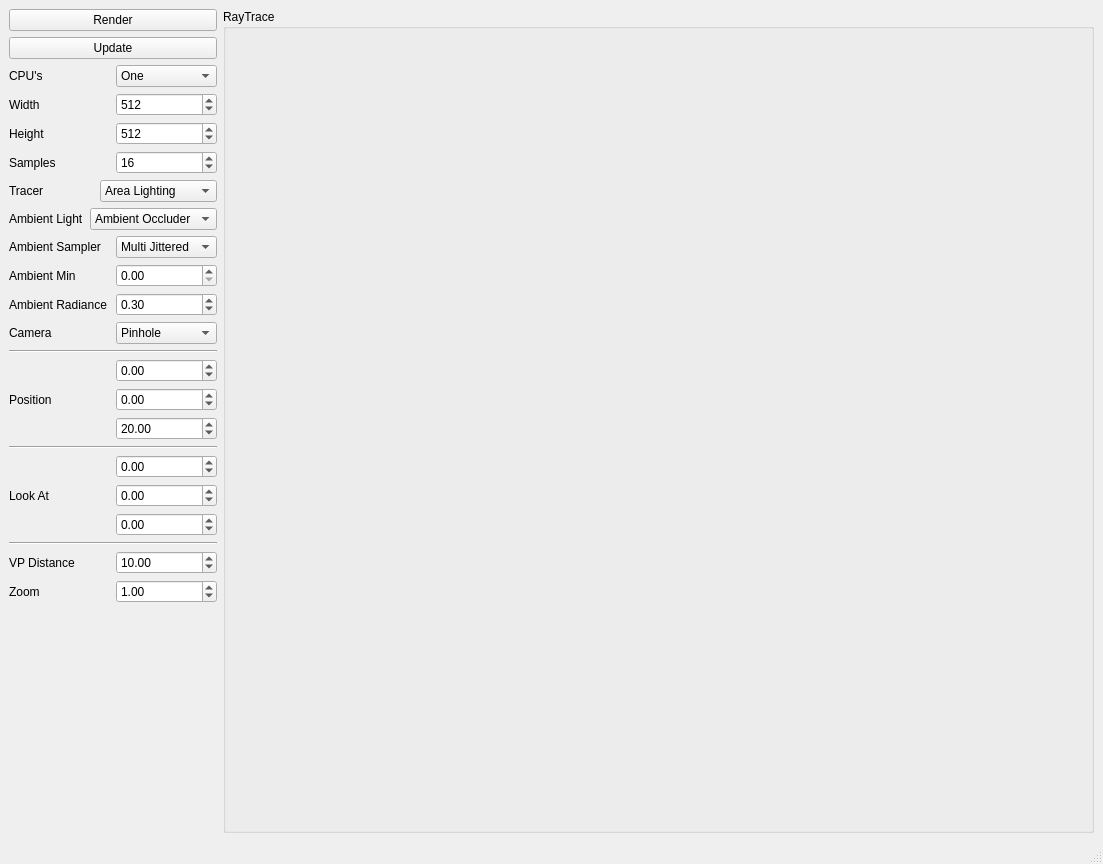
This is mainwindow.ui in faalbers/faaraygui as Qt 5 draws it before an edit. The edited form follows.
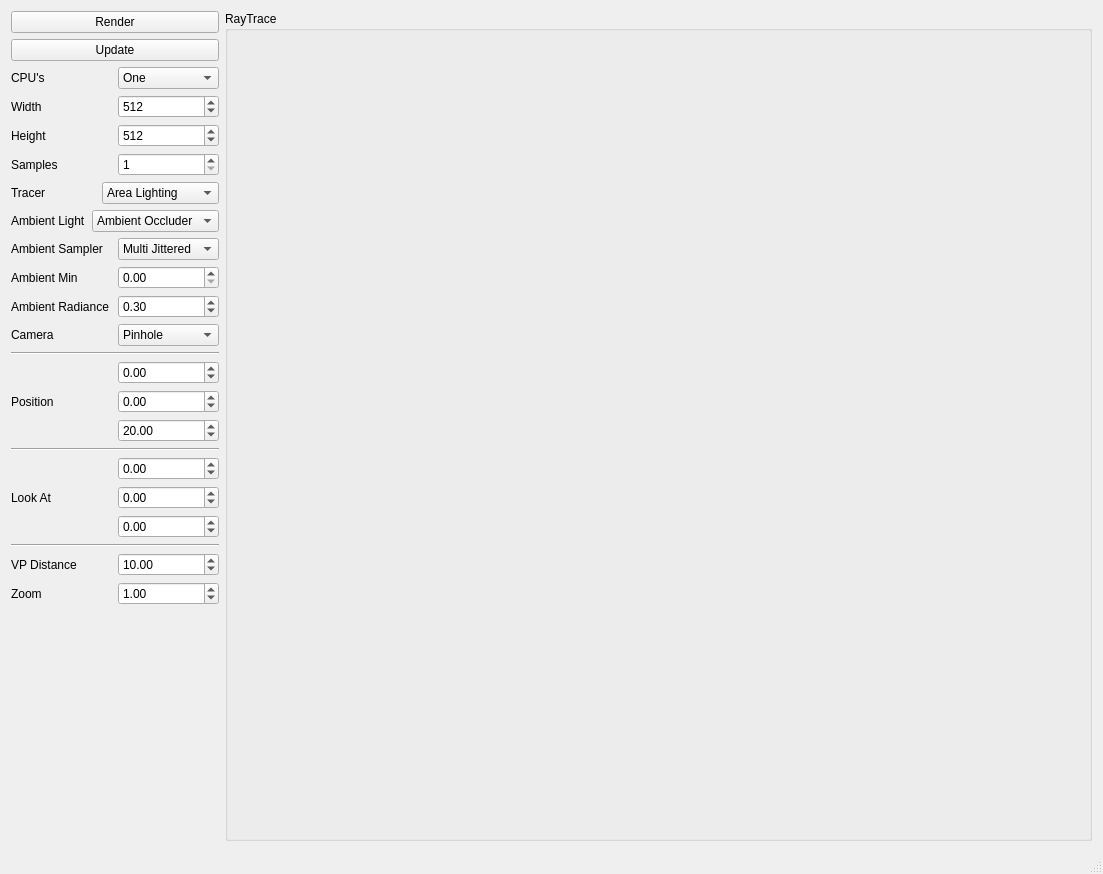
This is the edited form.

Commit message: Works till TraceRay in

The edit to the form file:
```diff
--- a/mainwindow.ui
+++ b/mainwindow.ui
@@ -6,7 +6,7 @@
     <x>0</x>
     <y>0</y>
     <width>1103</width>
-    <height>864</height>
+    <height>874</height>
    </rect>
   </property>
   <property name="windowTitle">
@@ -115,7 +115,7 @@
            <number>10000</number>
           </property>
           <property name="value">
-           <number>16</number>
+           <number>1</number>
           </property>
          </widget>
         </item>
@@ -483,8 +483,7 @@
   </widget>
   <widget class="QStatusBar" name="statusbar"/>
  </widget>
- <layoutDefault spacing="6" margin="11" />
- <pixmapfunction></pixmapfunction>
+ <layoutdefault spacing="6" margin="11"/>
  <resources/>
  <connections/>
 </ui>
```
Left out of the diff: 5 changed lines with no effect on the pictures. The commit also changes 2 other files.
